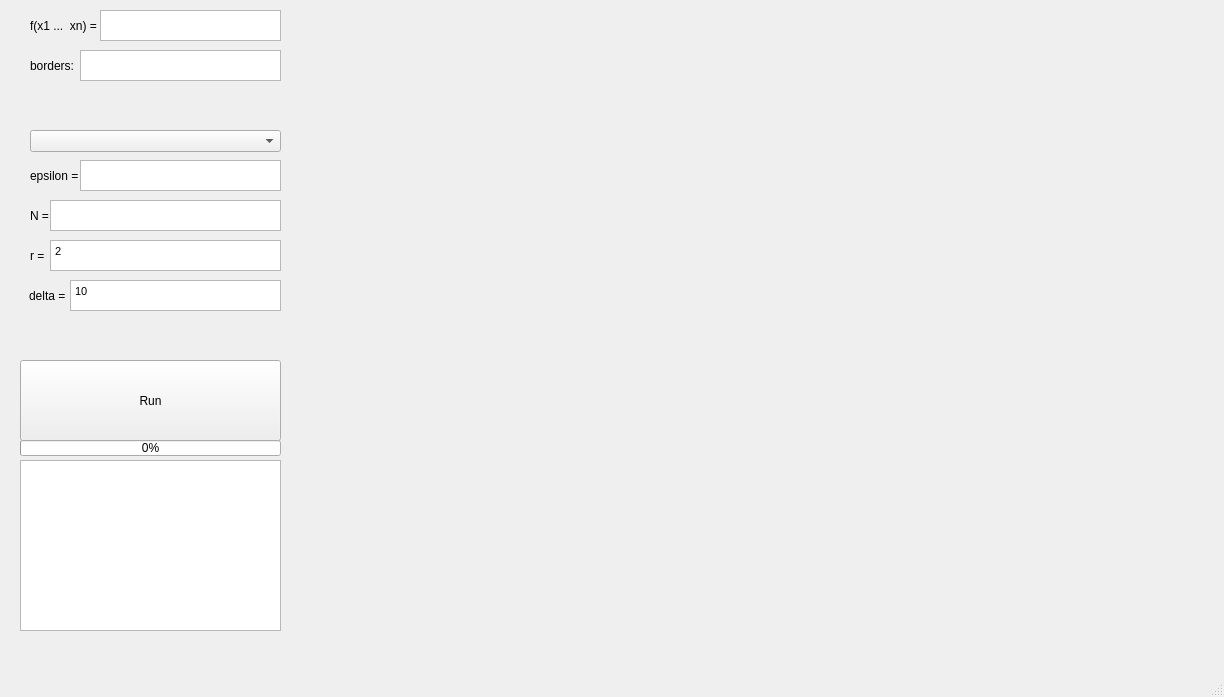
The window that gui.ui (vladimir-kalinin/diplom) describes before a commit, drawn with Qt 5.
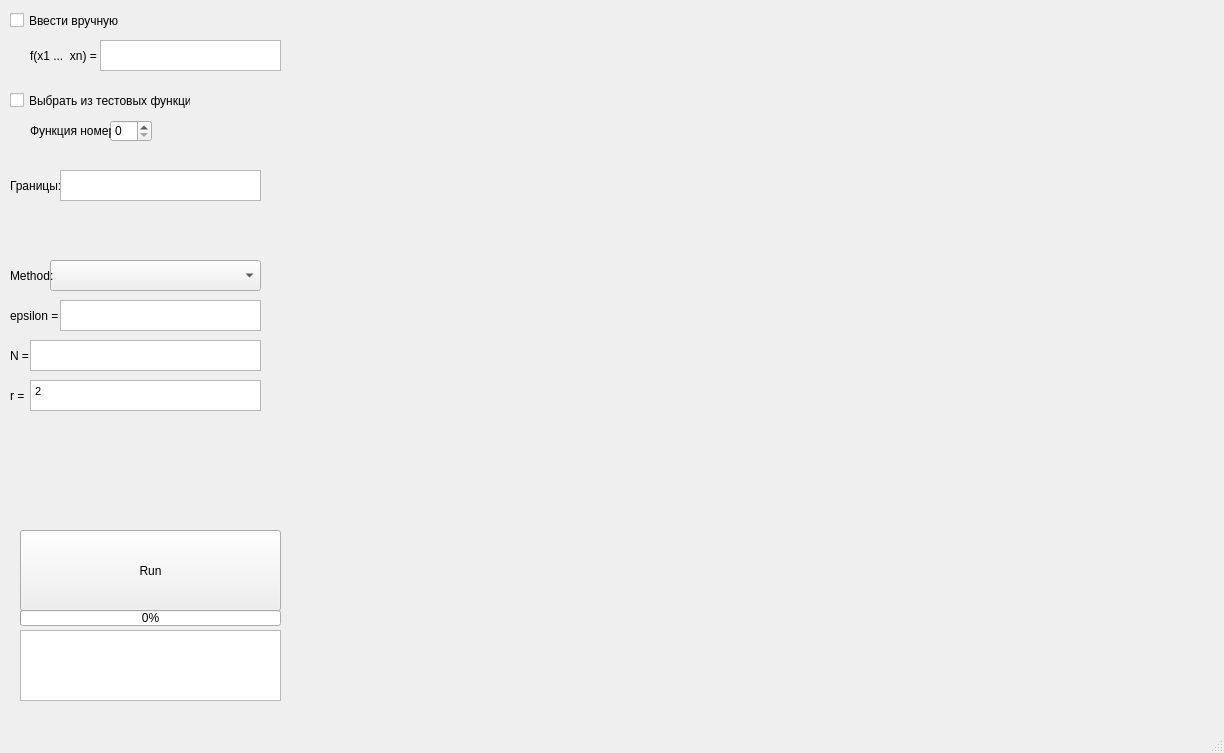
The same window after the commit.

Commit message: add 2d methods and test functions from dll

Diff of the .ui file:
```diff
--- a/gui.ui
+++ b/gui.ui
@@ -7,7 +7,7 @@
     <x>0</x>
     <y>0</y>
     <width>1224</width>
-    <height>697</height>
+    <height>753</height>
    </rect>
   </property>
   <property name="windowTitle">
@@ -20,15 +20,15 @@
       <x>300</x>
       <y>0</y>
       <width>921</width>
-      <height>621</height>
+      <height>711</height>
      </rect>
     </property>
    </widget>
    <widget class="QTextEdit" name="textEdit_r">
     <property name="geometry">
      <rect>
-      <x>50</x>
-      <y>240</y>
+      <x>30</x>
+      <y>380</y>
       <width>231</width>
       <height>31</height>
      </rect>
@@ -38,14 +38,14 @@
 &lt;html&gt;&lt;head&gt;&lt;meta name=&quot;qrichtext&quot; content=&quot;1&quot; /&gt;&lt;style type=&quot;text/css&quot;&gt;
 p, li { white-space: pre-wrap; }
 &lt;/style&gt;&lt;/head&gt;&lt;body style=&quot; font-family:'MS Shell Dlg 2'; font-size:8.25pt; font-weight:400; font-style:normal;&quot;&gt;
-&lt;p style=&quot; margin-top:0px; margin-bottom:0px; margin-left:0px; margin-right:0px; -qt-block-indent:0; text-indent:0px;&quot;&gt;&lt;span style=&quot; font-family:'MS Shell Dlg 2';&quot;&gt;2&lt;/span&gt;&lt;/p&gt;&lt;/body&gt;&lt;/html&gt;</string>
+&lt;p style=&quot; margin-top:0px; margin-bottom:0px; margin-left:0px; margin-right:0px; -qt-block-indent:0; text-indent:0px;&quot;&gt;2&lt;/p&gt;&lt;/body&gt;&lt;/html&gt;</string>
     </property>
    </widget>
    <widget class="QTextEdit" name="textEdit_n">
     <property name="geometry">
      <rect>
-      <x>50</x>
-      <y>200</y>
+      <x>30</x>
+      <y>340</y>
       <width>231</width>
       <height>31</height>
      </rect>
@@ -55,7 +55,7 @@
     <property name="geometry">
      <rect>
       <x>30</x>
-      <y>10</y>
+      <y>40</y>
       <width>71</width>
       <height>31</height>
      </rect>
@@ -67,8 +67,8 @@
    <widget class="QLabel" name="label_2">
     <property name="geometry">
      <rect>
-      <x>30</x>
-      <y>200</y>
+      <x>10</x>
+      <y>340</y>
       <width>21</width>
       <height>31</height>
      </rect>
@@ -80,8 +80,8 @@
    <widget class="QLabel" name="label_5">
     <property name="geometry">
      <rect>
-      <x>30</x>
-      <y>240</y>
+      <x>10</x>
+      <y>380</y>
       <width>31</width>
       <height>31</height>
      </rect>
@@ -93,8 +93,8 @@
    <widget class="QLabel" name="label">
     <property name="geometry">
      <rect>
-      <x>30</x>
-      <y>160</y>
+      <x>10</x>
+      <y>300</y>
       <width>51</width>
       <height>31</height>
      </rect>
@@ -106,8 +106,8 @@
    <widget class="QTextEdit" name="textEdit_eps">
     <property name="geometry">
      <rect>
-      <x>80</x>
-      <y>160</y>
+      <x>60</x>
+      <y>300</y>
       <width>201</width>
       <height>31</height>
      </rect>
@@ -116,8 +116,8 @@
    <widget class="QTextEdit" name="textEdit_borders">
     <property name="geometry">
      <rect>
-      <x>80</x>
-      <y>50</y>
+      <x>60</x>
+      <y>170</y>
       <width>201</width>
       <height>31</height>
      </rect>
@@ -127,7 +127,7 @@
     <property name="geometry">
      <rect>
       <x>100</x>
-      <y>10</y>
+      <y>40</y>
       <width>181</width>
       <height>31</height>
      </rect>
@@ -136,23 +136,23 @@
    <widget class="QLabel" name="label_4">
     <property name="geometry">
      <rect>
-      <x>30</x>
-      <y>50</y>
+      <x>10</x>
+      <y>170</y>
       <width>51</width>
       <height>31</height>
      </rect>
     </property>
     <property name="text">
-     <string>borders:</string>
+     <string>Границы:</string>
     </property>
    </widget>
    <widget class="QComboBox" name="comboBox">
     <property name="geometry">
      <rect>
-      <x>30</x>
-      <y>130</y>
-      <width>251</width>
-      <height>22</height>
+      <x>50</x>
+      <y>260</y>
+      <width>211</width>
+      <height>31</height>
      </rect>
     </property>
    </widget>
@@ -160,7 +160,7 @@
     <property name="geometry">
      <rect>
       <x>20</x>
-      <y>360</y>
+      <y>530</y>
       <width>261</width>
       <height>81</height>
      </rect>
@@ -169,43 +169,13 @@
      <string>Run</string>
     </property>
    </widget>
-   <widget class="QLabel" name="label_6">
-    <property name="geometry">
-     <rect>
-      <x>29</x>
-      <y>280</y>
-      <width>41</width>
-      <height>31</height>
-     </rect>
-    </property>
-    <property name="text">
-     <string>delta =</string>
-    </property>
-   </widget>
-   <widget class="QTextEdit" name="textEdit_delta">
-    <property name="geometry">
-     <rect>
-      <x>70</x>
-      <y>280</y>
-      <width>211</width>
-      <height>31</height>
-     </rect>
-    </property>
-    <property name="html">
-     <string>&lt;!DOCTYPE HTML PUBLIC &quot;-//W3C//DTD HTML 4.0//EN&quot; &quot;http://www.w3.org/TR/REC-html40/strict.dtd&quot;&gt;
-&lt;html&gt;&lt;head&gt;&lt;meta name=&quot;qrichtext&quot; content=&quot;1&quot; /&gt;&lt;style type=&quot;text/css&quot;&gt;
-p, li { white-space: pre-wrap; }
-&lt;/style&gt;&lt;/head&gt;&lt;body style=&quot; font-family:'MS Shell Dlg 2'; font-size:8.25pt; font-weight:400; font-style:normal;&quot;&gt;
-&lt;p style=&quot; margin-top:0px; margin-bottom:0px; margin-left:0px; margin-right:0px; -qt-block-indent:0; text-indent:0px;&quot;&gt;&lt;span style=&quot; font-family:'MS Shell Dlg 2';&quot;&gt;10&lt;/span&gt;&lt;/p&gt;&lt;/body&gt;&lt;/html&gt;</string>
-    </property>
-   </widget>
    <widget class="QTextBrowser" name="textBrowser">
     <property name="geometry">
      <rect>
       <x>20</x>
-      <y>460</y>
+      <y>630</y>
       <width>261</width>
-      <height>171</height>
+      <height>71</height>
      </rect>
     </property>
    </widget>
@@ -213,7 +183,7 @@
     <property name="geometry">
      <rect>
       <x>20</x>
-      <y>440</y>
+      <y>610</y>
       <width>261</width>
       <height>16</height>
      </rect>
@@ -222,6 +192,68 @@
      <number>0</number>
     </property>
    </widget>
+   <widget class="QLabel" name="label_6">
+    <property name="geometry">
+     <rect>
+      <x>10</x>
+      <y>260</y>
+      <width>51</width>
+      <height>31</height>
+     </rect>
+    </property>
+    <property name="text">
+     <string>Method:</string>
+    </property>
+   </widget>
+   <widget class="QCheckBox" name="checkBox_from_text">
+    <property name="geometry">
+     <rect>
+      <x>10</x>
+      <y>10</y>
+      <width>111</width>
+      <height>21</height>
+     </rect>
+    </property>
+    <property name="text">
+     <string>Ввести вручную</string>
+    </property>
+   </widget>
+   <widget class="QCheckBox" name="checkBox_from_dll">
+    <property name="geometry">
+     <rect>
+      <x>10</x>
+      <y>90</y>
+      <width>181</width>
+      <height>21</height>
+     </rect>
+    </property>
+    <property name="text">
+     <string>Выбрать из тестовых функций</string>
+    </property>
+   </widget>
+   <widget class="QSpinBox" name="spinBox_func_number">
+    <property name="geometry">
+     <rect>
+      <x>110</x>
+      <y>120</y>
+      <width>42</width>
+      <height>22</height>
+     </rect>
+    </property>
+   </widget>
+   <widget class="QLabel" name="label_7">
+    <property name="geometry">
+     <rect>
+      <x>30</x>
+      <y>120</y>
+      <width>81</width>
+      <height>21</height>
+     </rect>
+    </property>
+    <property name="text">
+     <string>Функция номер</string>
+    </property>
+   </widget>
   </widget>
   <widget class="QMenuBar" name="menubar">
    <property name="geometry">
```
The commit also changes 4 other files.
